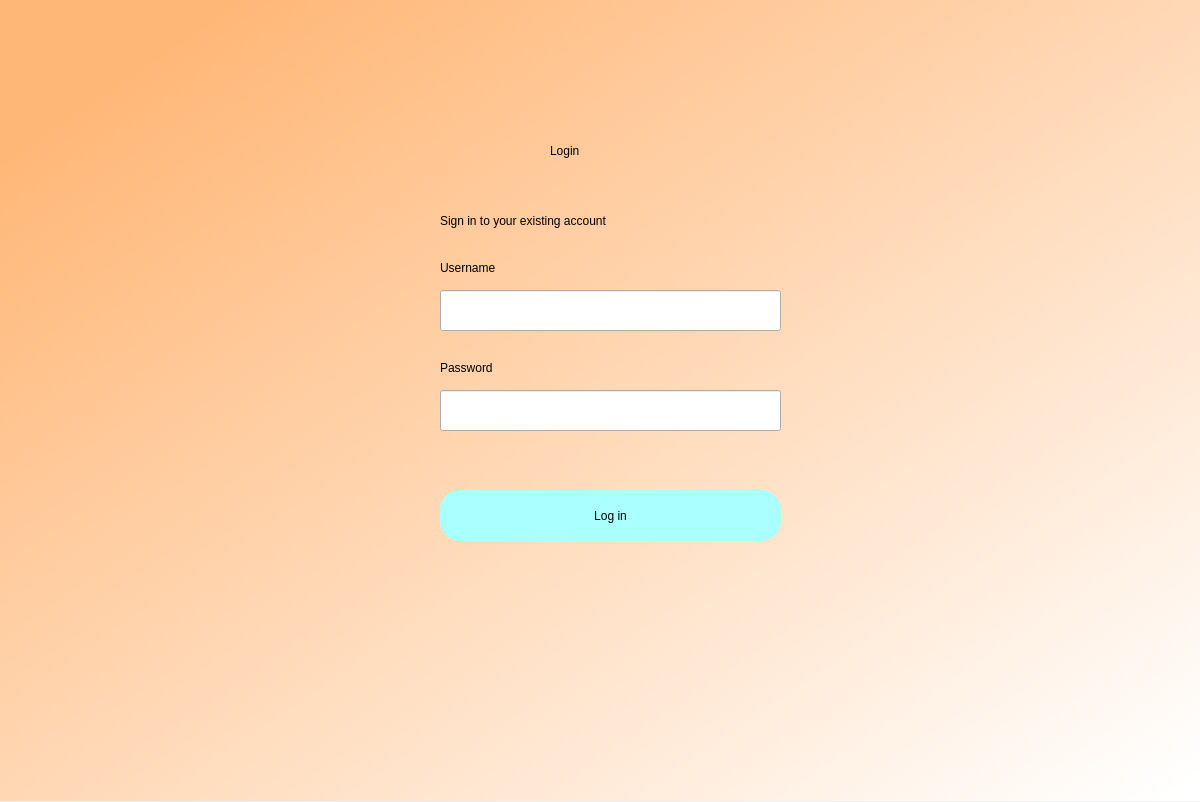
Before: the Qt Designer form login.ui in cnTalon/READ, drawn with Qt 5.
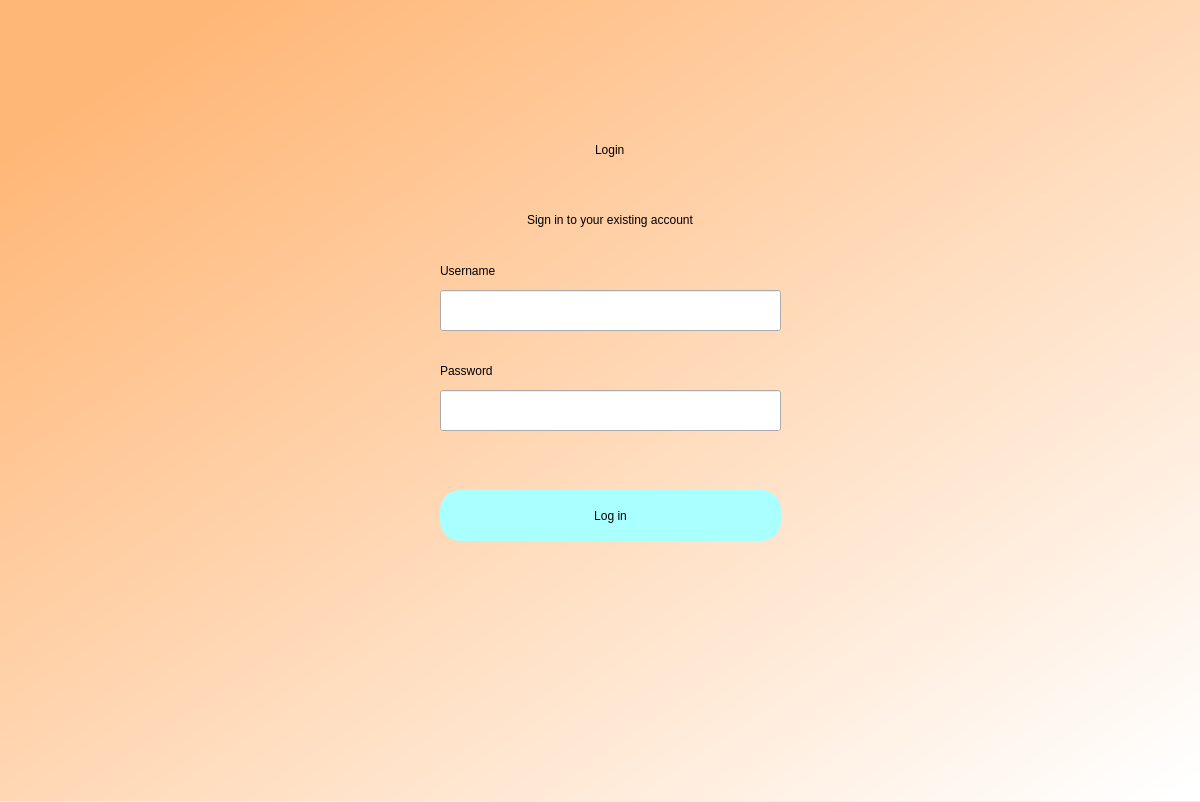
After: the same form once the commit is applied.

Commit message: fixed label sizing

Diff of the .ui file:
```diff
--- a/login.ui
+++ b/login.ui
@@ -26,38 +26,6 @@
     <string notr="true">QWidget#bgwidget{
 background-color:qlineargradient(spread:pad, x1:0.091, y1:0.101636, x2:0.991379, y2:0.977, stop:0 rgb(255, 183, 119), stop:1 rgba(255, 255, 255, 255));}</string>
    </property>
-   <widget class="QLabel" name="label">
-    <property name="geometry">
-     <rect>
-      <x>550</x>
-      <y>120</y>
-      <width>121</width>
-      <height>61</height>
-     </rect>
-    </property>
-    <property name="styleSheet">
-     <string notr="true">font: 36pt &quot;DengXian&quot;; color: rgb(0, 0, 0)</string>
-    </property>
-    <property name="text">
-     <string>Login</string>
-    </property>
-   </widget>
-   <widget class="QLabel" name="label_2">
-    <property name="geometry">
-     <rect>
-      <x>440</x>
-      <y>200</y>
-      <width>331</width>
-      <height>41</height>
-     </rect>
-    </property>
-    <property name="styleSheet">
-     <string notr="true">font: 18pt &quot;DengXian&quot;; color: rgb(0, 0, 0)</string>
-    </property>
-    <property name="text">
-     <string>Sign in to your existing account</string>
-    </property>
-   </widget>
    <widget class="QPushButton" name="login">
     <property name="geometry">
      <rect>
@@ -102,38 +70,6 @@
      <string notr="true">font: 12pt &quot;DengXian&quot;;</string>
     </property>
    </widget>
-   <widget class="QLabel" name="label_3">
-    <property name="geometry">
-     <rect>
-      <x>440</x>
-      <y>260</y>
-      <width>71</width>
-      <height>16</height>
-     </rect>
-    </property>
-    <property name="styleSheet">
-     <string notr="true">font: 75 12pt &quot;DengXian&quot;;</string>
-    </property>
-    <property name="text">
-     <string>Username</string>
-    </property>
-   </widget>
-   <widget class="QLabel" name="label_4">
-    <property name="geometry">
-     <rect>
-      <x>440</x>
-      <y>360</y>
-      <width>71</width>
-      <height>16</height>
-     </rect>
-    </property>
-    <property name="styleSheet">
-     <string notr="true">font: 75 12pt &quot;DengXian&quot;;</string>
-    </property>
-    <property name="text">
-     <string>Password</string>
-    </property>
-   </widget>
    <widget class="QLabel" name="errorMsg">
     <property name="geometry">
      <rect>
@@ -150,6 +86,94 @@
      <string/>
     </property>
    </widget>
+   <widget class="QWidget" name="verticalLayoutWidget">
+    <property name="geometry">
+     <rect>
+      <x>530</x>
+      <y>110</y>
+      <width>160</width>
+      <height>80</height>
+     </rect>
+    </property>
+    <layout class="QVBoxLayout" name="verticalLayout">
+     <item alignment="Qt::AlignHCenter|Qt::AlignVCenter">
+      <widget class="QLabel" name="label">
+       <property name="styleSheet">
+        <string notr="true">font: 36pt &quot;DengXian&quot;; color: rgb(0, 0, 0)</string>
+       </property>
+       <property name="text">
+        <string>Login</string>
+       </property>
+      </widget>
+     </item>
+    </layout>
+   </widget>
+   <widget class="QWidget" name="verticalLayoutWidget_2">
+    <property name="geometry">
+     <rect>
+      <x>440</x>
+      <y>200</y>
+      <width>341</width>
+      <height>41</height>
+     </rect>
+    </property>
+    <layout class="QVBoxLayout" name="verticalLayout_2">
+     <item alignment="Qt::AlignHCenter|Qt::AlignVCenter">
+      <widget class="QLabel" name="label_2">
+       <property name="styleSheet">
+        <string notr="true">font: 18pt &quot;DengXian&quot;; color: rgb(0, 0, 0)</string>
+       </property>
+       <property name="text">
+        <string>Sign in to your existing account</string>
+       </property>
+      </widget>
+     </item>
+    </layout>
+   </widget>
+   <widget class="QWidget" name="verticalLayoutWidget_3">
+    <property name="geometry">
+     <rect>
+      <x>440</x>
+      <y>260</y>
+      <width>160</width>
+      <height>21</height>
+     </rect>
+    </property>
+    <layout class="QVBoxLayout" name="verticalLayout_3">
+     <item>
+      <widget class="QLabel" name="label_3">
+       <property name="styleSheet">
+        <string notr="true">font: 75 12pt &quot;DengXian&quot;;</string>
+       </property>
+       <property name="text">
+        <string>Username</string>
+       </property>
+      </widget>
+     </item>
+    </layout>
+   </widget>
+   <widget class="QWidget" name="verticalLayoutWidget_4">
+    <property name="geometry">
+     <rect>
+      <x>440</x>
+      <y>360</y>
+      <width>160</width>
+      <height>21</height>
+     </rect>
+    </property>
+    <layout class="QVBoxLayout" name="verticalLayout_4">
+     <item>
+      <widget class="QLabel" name="label_4">
+       <property name="styleSheet">
+        <string notr="true">font: 75 12pt &quot;DengXian&quot;;</string>
+       </property>
+       <property name="text">
+        <string>Password</string>
+       </property>
+      </widget>
+     </item>
+    </layout>
+   </widget>
   </widget>
  </widget>
  <resources/>
```
The commit also changes 8 other files.
